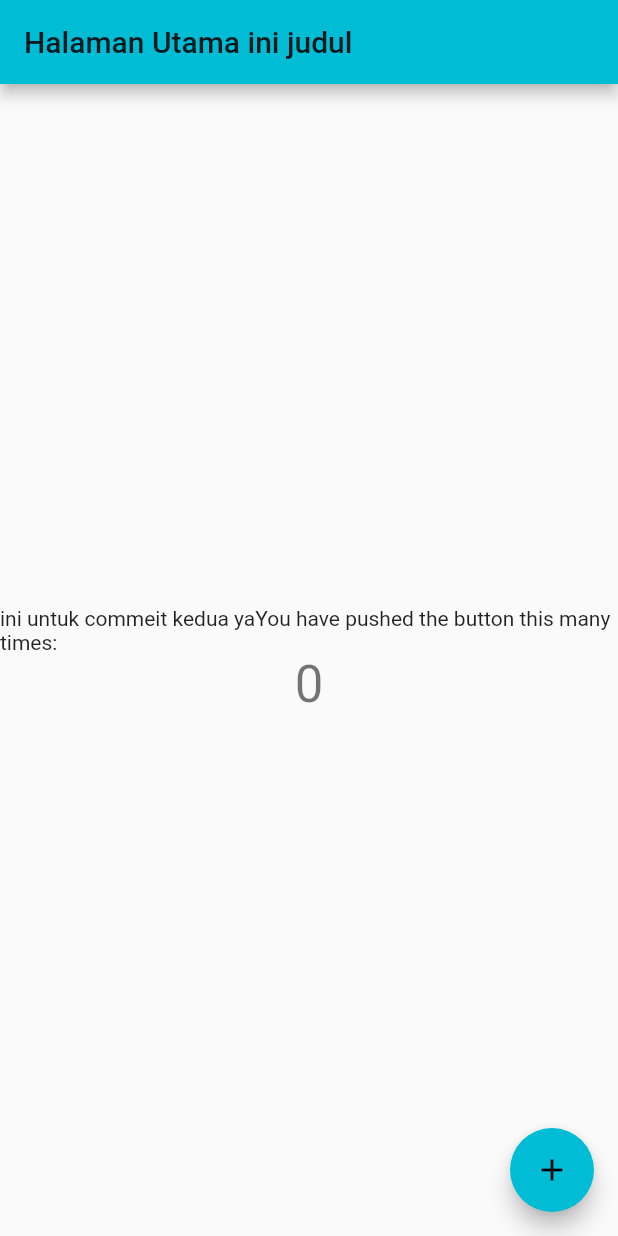
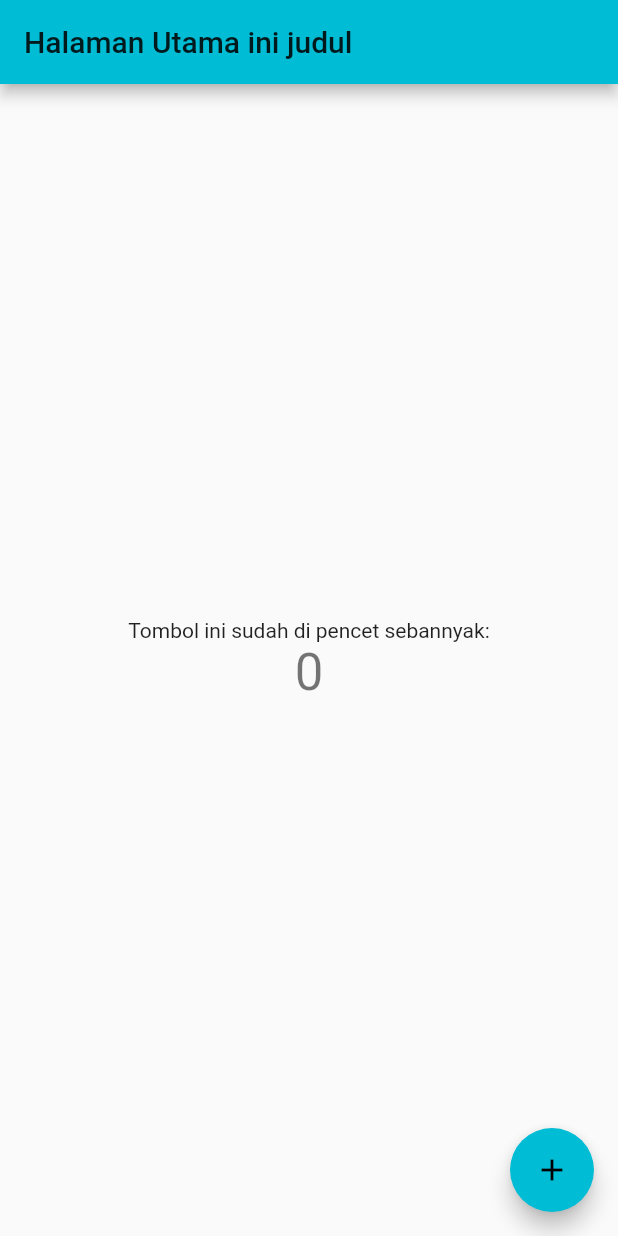
Before and after one commit to muhammad910/flutter_application_1, a Flutter app: the screen it shows after launch, on a phone screen of 412 x 824 dp. Run offline on Flutter 3.47's test engine with Material 2 defaults, Android fonts, the phone set to English and light mode, and no system bars.

Commit message:
Perubahan di bodynya

```diff
--- a/lib/main.dart
+++ b/lib/main.dart
@@ -11,15 +11,6 @@ class MyApp extends StatelessWidget {
     return MaterialApp(
       title: 'Belajar Mobile Apps',
       theme: ThemeData(
-        // This is the theme of your application.
-        //
-        // Try running your application with "flutter run". You'll see the
-        // application has a blue toolbar. Then, without quitting the app, try
-        // changing the primarySwatch below to Colors.green and then invoke
-        // "hot reload" (press "r" in the console where you ran "flutter run",
-        // or simply save your changes to "hot reload" in a Flutter IDE).
-        // Notice that the counter didn't reset back to zero; the application
-        // is not restarted.
         primarySwatch: Colors.cyan,
       ),
       home: MyHomePage(title: 'Halaman Utama ini judul'),
@@ -29,15 +20,6 @@ class MyApp extends StatelessWidget {
 
 class MyHomePage extends StatefulWidget {
   MyHomePage({Key? key, required this.title}) : super(key: key);
-
-  // This widget is the home page of your application. It is stateful, meaning
-  // that it has a State object (defined below) that contains fields that affect
-  // how it looks.
-
-  // This class is the configuration for the state. It holds the values (in this
-  // case the title) provided by the parent (in this case the App widget) and
-  // used by the build method of the State. Fields in a Widget subclass are
-  // always marked "final".
 
   final String title;
 
@@ -50,51 +32,22 @@ class _MyHomePageState extends State<MyHomePage> {
 
   void _incrementCounter() {
     setState(() {
-      // This call to setState tells the Flutter framework that something has
-      // changed in this State, which causes it to rerun the build method below
-      // so that the display can reflect the updated values. If we changed
-      // _counter without calling setState(), then the build method would not be
-      // called again, and so nothing would appear to happen.
       _counter++;
     });
   }
 
   @override
   Widget build(BuildContext context) {
-    // This method is rerun every time setState is called, for instance as done
-    // by the _incrementCounter method above.
-    //
-    // The Flutter framework has been optimized to make rerunning build methods
-    // fast, so that you can just rebuild anything that needs updating rather
-    // than having to individually change instances of widgets.
     return Scaffold(
       appBar: AppBar(
-        // Here we take the value from the MyHomePage object that was created by
-        // the App.build method, and use it to set our appbar title.
         title: Text(widget.title),
       ),
       body: Center(
-        // Center is a layout widget. It takes a single child and positions it
-        // in the middle of the parent.
         child: Column(
-          // Column is also a layout widget. It takes a list of children and
-          // arranges them vertically. By default, it sizes itself to fit its
-          // children horizontally, and tries to be as tall as its parent.
-          //
-          // Invoke "debug painting" (press "p" in the console, choose the
-          // "Toggle Debug Paint" action from the Flutter Inspector in Android
-          // Studio, or the "Toggle Debug Paint" command in Visual Studio Code)
-          // to see the wireframe for each widget.
-          //
-          // Column has various properties to control how it sizes itself and
-          // how it positions its children. Here we use mainAxisAlignment to
-          // center the children vertically; the main axis here is the vertical
-          // axis because Columns are vertical (the cross axis would be
-          // horizontal).
           mainAxisAlignment: MainAxisAlignment.center,
           children: <Widget>[
             Text(
-              'ini untuk commeit kedua yaYou have pushed the button this many times:',
+              'Tombol ini sudah di pencet sebannyak:',
             ),
             Text(
               '$_counter',
```
